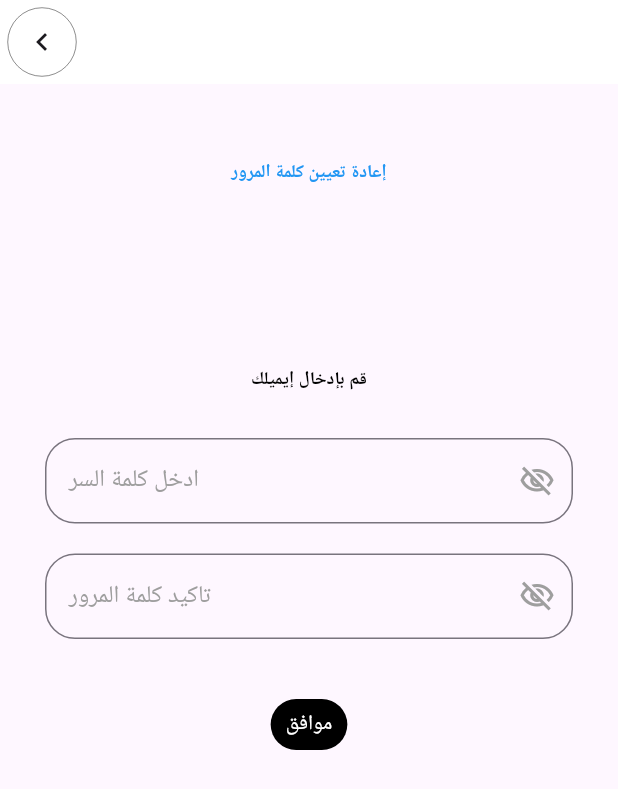
After one commit to mhmd783/shop_app, a Flutter app: the ResetPass screen opened by its route, on a phone screen of 412 x 824 dp. The commit adds this screen. Shown: the top 789 px of the screen. Run offline on Flutter 3.47's test engine with Material 3 defaults, Android fonts, the phone set to English and light mode, and no system bars.

Commit message:
first updete 6

```diff
--- /dev/null
+++ b/lib/view/Auth/resetpass/resetpass.dart
@@ -0,0 +1,136 @@
+import 'package:flutter/material.dart';
+import 'package:flutter/services.dart';
+import 'package:provider/provider.dart';
+import 'package:shop_app/companat/dialogApp.dart';
+import 'package:shop_app/companat/inputApp.dart';
+import 'package:shop_app/prov/prov.dart';
+
+class ResetPass extends StatefulWidget {
+  @override
+  State<StatefulWidget> createState() {
+    return _ResetPass();
+  }
+}
+
+class _ResetPass extends State<ResetPass> {
+  Dialogapp dialogapp = new Dialogapp();
+  @override
+  Widget build(BuildContext context) {
+    return Consumer<Control>(builder: (context, val, child) {
+      return Scaffold(
+        appBar: AppBar(
+          backgroundColor: Colors.white,
+          leading: Container(
+            height: 50,
+            width: 50,
+            margin: EdgeInsets.all(5),
+            decoration: BoxDecoration(
+                borderRadius: BorderRadius.circular(30),
+                border: Border.all(width: 0.3)),
+            child: IconButton(
+                onPressed: () {
+                  Navigator.of(context).pop();
+                },
+                icon: Icon(Icons.keyboard_arrow_left)),
+          ),
+        ),
+        body: Container(
+          child: SingleChildScrollView(
+            child: Column(
+              children: [
+                Container(
+                  alignment: Alignment.center,
+                  margin: EdgeInsets.only(top: 50, bottom: 70),
+                  child: Text(
+                    "إعادة تعيين كلمة المرور",
+                    textAlign: TextAlign.center,
+                    style: TextStyle(
+                        fontWeight: FontWeight.bold,
+                        color: Colors.blue,
+                        fontSize: 12),
+                  ),
+                ),
+                Container(
+                  alignment: Alignment.center,
+                  margin: EdgeInsets.only(top: 50, bottom: 20),
+                  child: Text(
+                    "قم بإدخال إيميلك",
+                    textAlign: TextAlign.center,
+                    style: TextStyle(
+                        fontWeight: FontWeight.bold,
+                        color: Colors.black,
+                        fontSize: 12),
+                  ),
+                ),
+                /////
+                Container(
+                  margin: EdgeInsets.symmetric(horizontal: 30, vertical: 10),
+                  child: TextFormField(
+                      obscureText: val.showpass,
+                      decoration: InputDecoration(
+                        hintText: "ادخل كلمة السر",
+                        suffixIcon: IconButton(
+                          onPressed: () {
+                            val.changeShowPass();
+                          },
+                          icon: Icon(
+                            val.showpass == false
+                                ? Icons.visibility_off_outlined
+                                : Icons.visibility_outlined,
+                            color: Colors.grey,
+                          ),
+                        ),
+                        hintStyle: TextStyle(color: Colors.grey),
+                        border: OutlineInputBorder(
+                            borderRadius: BorderRadius.circular(20)),
+                      )),
+                ),
+                Container(
+                  margin: EdgeInsets.symmetric(horizontal: 30, vertical: 10),
+                  child: TextFormField(
+                      obscureText: val.showpass,
+                      decoration: InputDecoration(
+                        hintText: "تاكيد كلمة المرور",
+                        suffixIcon: IconButton(
+                          onPressed: () {
+                            val.changeShowPass2();
+                          },
+                          icon: Icon(
+                            val.showpass2 == false
+                                ? Icons.visibility_off_outlined
+                                : Icons.visibility_outlined,
+                            color: Colors.grey,
+                          ),
+                        ),
+                        hintStyle: TextStyle(color: Colors.grey),
+                        border: OutlineInputBorder(
+                            borderRadius: BorderRadius.circular(20)),
+                      )),
+                ),
+
+                MaterialButton(
+                  onPressed: () {
+                    dialogapp.chickDialog(context, () {
+                      print("hello mohamed");
+                    });
+                  },
+                  child: Container(
+                    margin: EdgeInsets.only(top: 30),
+                    padding: EdgeInsets.symmetric(horizontal: 10, vertical: 7),
+                    decoration: BoxDecoration(
+                        color: Colors.black,
+                        borderRadius: BorderRadius.circular(30)),
+                    child: Text(
+                      "موافق",
+                      style: TextStyle(color: Colors.white),
+                    ),
+                  ),
+                ),
+              ],
+            ),
+          ),
+        ),
+      );
+    });
+  }
+}
--- a/lib/view/onboarding/boarding4.dart
+++ b/lib/view/onboarding/boarding4.dart
@@ -137,7 +137,7 @@ class _Boarding4 extends State<Boarding4> {
                     Expanded(child: Container()),
                     MaterialButton(
                         onPressed: () {
-                          //Navigator.of(context).pushNamed("boarding2");
+                          Navigator.of(context).pushNamed("login");
                         },
                         child: CircleAvatar(
                           radius: 25,
```
Also changed, not shown: lib/main.dart (+10 -1 lines), lib/prov/prov.dart (+7 -0 lines), lib/view/Auth/login.dart (+15 -4 lines), lib/view/Auth/register.dart (+22 -9 lines), lib/view/Auth/resetpass/enterEmail.dart (added, +109 -0 lines), lib/view/Auth/resetpass/verficodeResetPass.dart (added, +106 -0 lines), lib/view/home/home.dart (added, +15 -0 lines).
